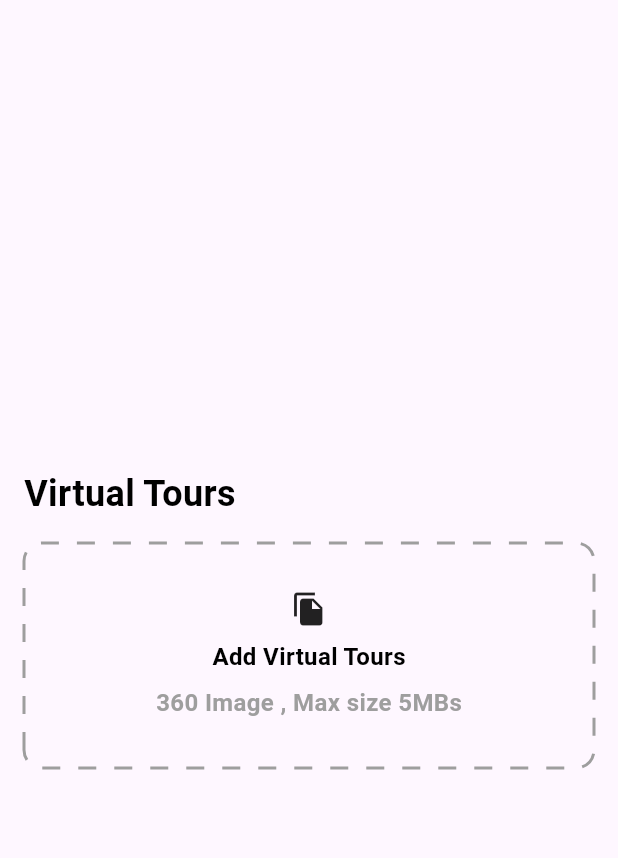
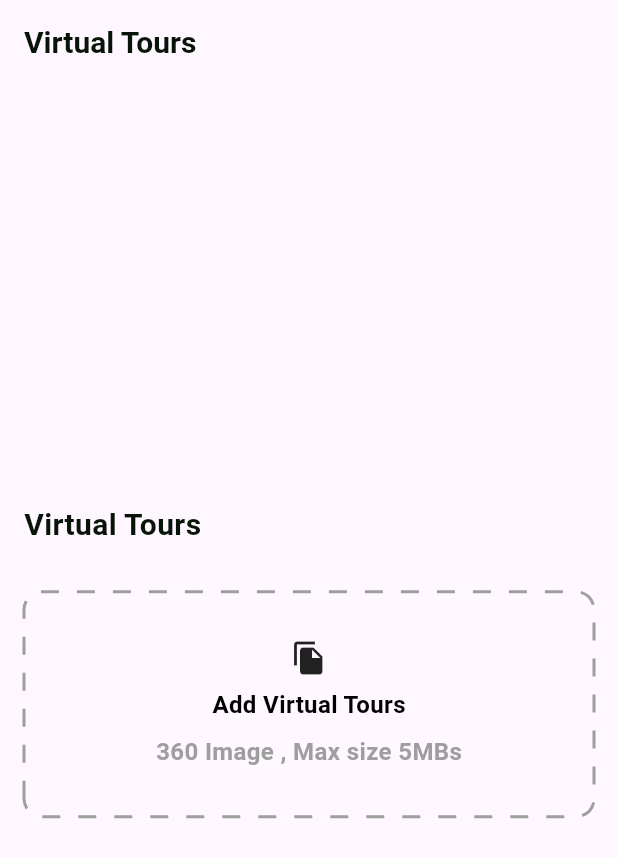
Before and after one commit to Aliafzal323/Bloc-Virtual-Tours, a Flutter app: the VirtualToursScreen screen opened directly, on a phone screen of 412 x 824 dp. Shown: the top 858 px of the screen. Run offline on Flutter 3.47's test engine with Material 3 defaults, Android fonts, the phone set to English and light mode, and no system bars; drawn by our look-alikes of dotted_border; our stand-ins replace bloc, equatable, flutter_bloc, flutter_svg, go_router, image_picker; missing offline and left inert: panorama_viewer; Roboto replaces fonts that are missing (Poppins); statements that could not run were skipped; project files that could hold a hidden picture were left out.

Commit message:
Organize widgets and folder structure

```diff
--- a/lib/selection_view/selection_view.dart
+++ b/lib/selection_view/selection_view.dart
@@ -46,7 +46,7 @@ class VideoPlayerWidget extends StatelessWidget {
         Navigator.push(context,
             MaterialPageRoute(builder: (context) => const VideoPlayerPage()));
       },
-      child: const HomeProfileListTileWidget(
+      child: const CustomListTlieWidget(
         title: 'Video Player Page',
         subTitle: 'Click to play video player ',
         icon: AssetIcons.video,
@@ -67,7 +67,7 @@ class VirtualToursWidget extends StatelessWidget {
         Navigator.push(context,
             MaterialPageRoute(builder: (context) => const VirtualToursPage()));
       },
-      child: const HomeProfileListTileWidget(
+      child: const CustomListTlieWidget(
         title: 'Virtual Tours Page',
         subTitle: 'Click to view virtual Tours',
         icon: AssetIcons.virtual_tour,
--- a/lib/virtual_tours/components/add_tours_widget.dart
+++ b/lib/virtual_tours/components/add_tours_widget.dart
@@ -1,3 +1,4 @@
+import 'package:common/theme/theme.dart';
 import 'package:flutter/material.dart';
 import 'package:flutter_bloc/flutter_bloc.dart';
 import 'package:virtual_tours_bloc/virtual_tours/cubit/virtual_tours_cubit.dart';
@@ -17,10 +18,10 @@ class AddMoreToursWidget extends StatelessWidget {
           onTap: () {
             context.read<VirtualToursCubit>().propertyVirtualTours();
           },
-          child: const Text(
+          child: Text(
             '+ Add More',
             style: TextStyle(
-              color: Colors.greenAccent,
+              color: context.primary500,
               fontSize: 16,
               fontWeight: FontWeight.bold,
             ),
--- a/lib/virtual_tours/components/dotted_border_widget.dart
+++ b/lib/virtual_tours/components/dotted_border_widget.dart
@@ -1,5 +1,5 @@
+import 'package:flutter/material.dart';
 import 'package:dotted_border/dotted_border.dart';
-import 'package:flutter/material.dart';
 
 class DottedBorderWidget extends StatelessWidget {
   const DottedBorderWidget({
--- a/lib/virtual_tours/view/view.dart
+++ b/lib/virtual_tours/view/view.dart
@@ -1,10 +1,11 @@
 import 'dart:io';
 
+import 'package:common/common.dart';
 import 'package:flutter/material.dart';
 import 'package:flutter_bloc/flutter_bloc.dart';
 import 'package:panorama_viewer/panorama_viewer.dart';
 import 'package:virtual_tours_bloc/virtual_tours/components/add_tours_widget.dart';
-import 'package:virtual_tours_bloc/virtual_tours/components/custom_circle_container.dart';
+import 'package:common/widgets/custom_circle_container.dart';
 import 'package:virtual_tours_bloc/virtual_tours/components/dotted_border_widget.dart';
 import 'package:virtual_tours_bloc/virtual_tours/components/tour_thumbnail.dart';
 import 'package:virtual_tours_bloc/virtual_tours/cubit/virtual_tours_cubit.dart';
--- a/lib/virtual_tours/view/virtual_tour_view.dart
+++ b/lib/virtual_tours/view/virtual_tour_view.dart
@@ -14,6 +14,13 @@ class VirtualToursScreen extends StatelessWidget {
           previous.virtualTours != current.virtualTours,
       builder: (context, state) {
         return Scaffold(
+          appBar: AppBar(
+            automaticallyImplyLeading: false,
+            title: Text(
+              'Virtual Tours',
+              style: context.twenty700,
+            ),
+          ),
           body: SafeArea(
             child: Padding(
               padding: const EdgeInsets.symmetric(horizontal: 16),
@@ -23,13 +30,9 @@ class VirtualToursScreen extends StatelessWidget {
                 children: [
                   Row(
                     children: [
-                      const Text(
+                      Text(
                         'Virtual Tours',
-                        style: TextStyle(
-                          fontSize: 24,
-                          fontWeight: FontWeight.bold,
-                          color: Colors.black,
-                        ),
+                        style: context.twenty600,
                       ),
                       const SizedBox(
                         width: 20,
@@ -46,7 +49,7 @@ class VirtualToursScreen extends StatelessWidget {
                     ],
                   ),
                   const SizedBox(
-                    height: 16,
+                    height: 30,
                   ),
                   Column(
                     children: [
--- a/lib/virtual_tours/components/asset_icon.dart
+++ b/packages/common/lib/widgets/asset_icon.dart
@@ -1,4 +1,5 @@
 import 'package:common/common.dart';
+import 'package:common/widgets/ink_well.dart';
 import 'package:flutter/material.dart';
 import 'package:flutter_svg/svg.dart';
 import 'package:virtual_tours_bloc/virtual_tours/components/ink_well.dart';
--- a/lib/virtual_tours/components/custom_circle_container.dart
+++ b/packages/common/lib/widgets/custom_circle_container.dart
@@ -1,3 +1,4 @@
+import 'package:common/common.dart';
 import 'package:flutter/material.dart';
 
 class CustomCircleContainer extends StatelessWidget {
@@ -14,9 +15,9 @@ class CustomCircleContainer extends StatelessWidget {
     return Container(
       width: size,
       height: size,
-      decoration: const BoxDecoration(
+      decoration: BoxDecoration(
         shape: BoxShape.circle,
-        color: Colors.greenAccent,
+        color: context.primary500,
       ),
       child: Center(
         child: Text(
--- a/lib/virtual_tours/components/ink_well.dart
+++ b/packages/common/lib/widgets/ink_well.dart
@@ -1,7 +1,7 @@
 import 'package:common/common.dart';
+import 'package:common/widgets/custom_list_tile.dart';
 import 'package:flutter/cupertino.dart';
 import 'package:flutter/material.dart';
-import 'package:virtual_tours_bloc/virtual_tours/components/custom_list_tile.dart';
 
 class CustomInkWell extends StatelessWidget {
   const CustomInkWell({
```
Also changed, not shown: lib/virtual_tours/components/custom_list_tile_widget.dart (renamed from lib/virtual_tours/components/home_profile_list_tile_widget.dart, +4 -4 lines), packages/common/lib/widgets/custom_list_tile.dart (renamed from lib/virtual_tours/components/custom_list_tile.dart).
